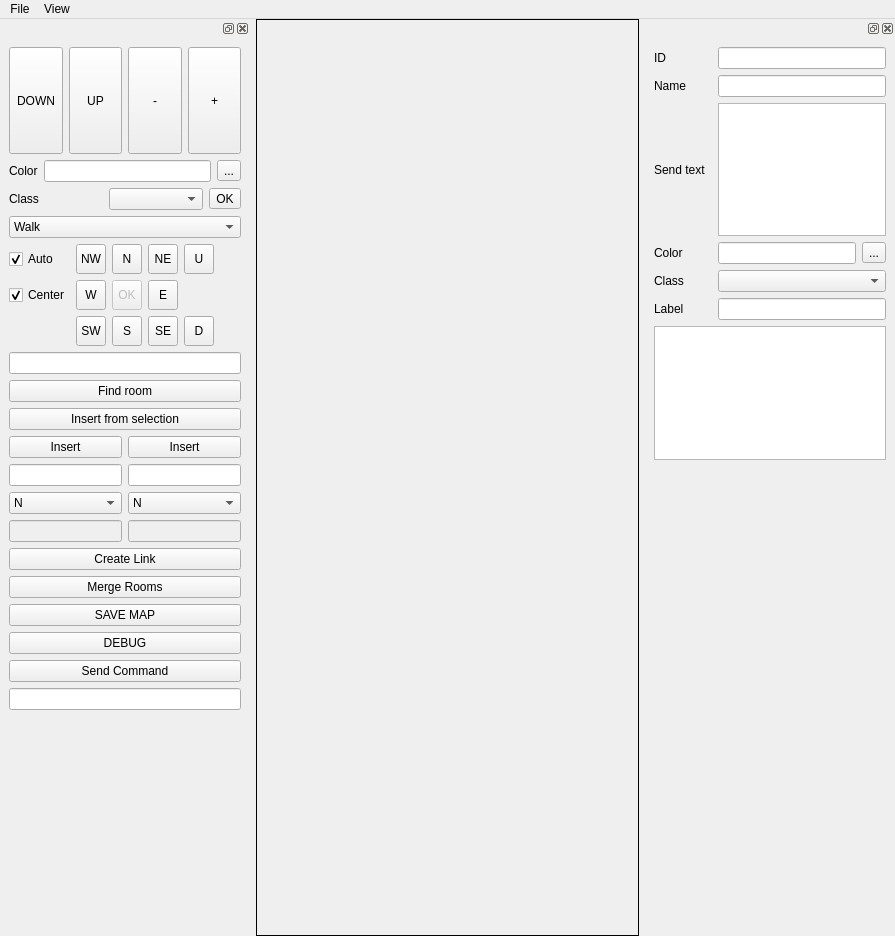
Before: the Qt Designer form version4/ui/main.ui in michael-donat/tf-mapper, drawn with Qt 5.
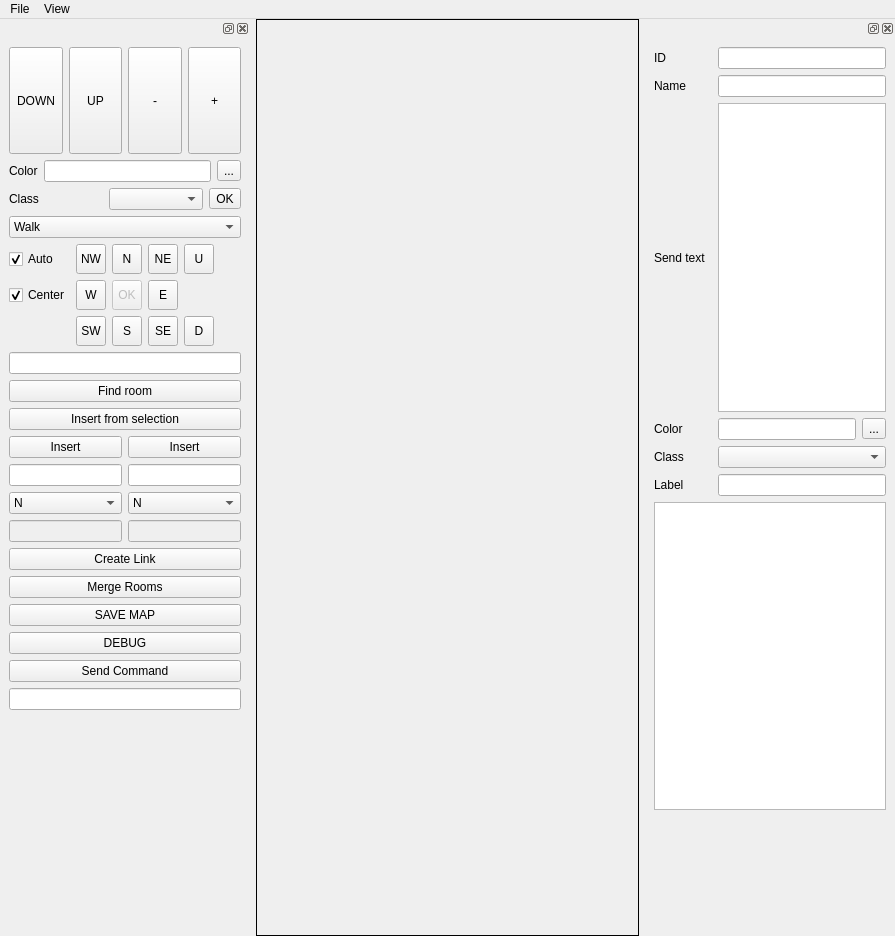
After: the same form once the commit is applied. Icons and pictures are not drawn.

Patch:
```diff
--- a/version4/ui/main.ui
+++ b/version4/ui/main.ui
@@ -772,7 +772,7 @@
     <bool>true</bool>
    </property>
    <property name="sizePolicy">
-    <sizepolicy hsizetype="Fixed" vsizetype="MinimumExpanding">
+    <sizepolicy hsizetype="MinimumExpanding" vsizetype="MinimumExpanding">
      <horstretch>0</horstretch>
      <verstretch>0</verstretch>
     </sizepolicy>
@@ -780,13 +780,13 @@
    <property name="minimumSize">
     <size>
      <width>250</width>
-     <height>426</height>
+     <height>600</height>
     </size>
    </property>
    <property name="maximumSize">
     <size>
      <width>250</width>
-     <height>450</height>
+     <height>800</height>
     </size>
    </property>
    <property name="features">
```
Left out of the diff: 34 changed lines with no effect on the pictures.
